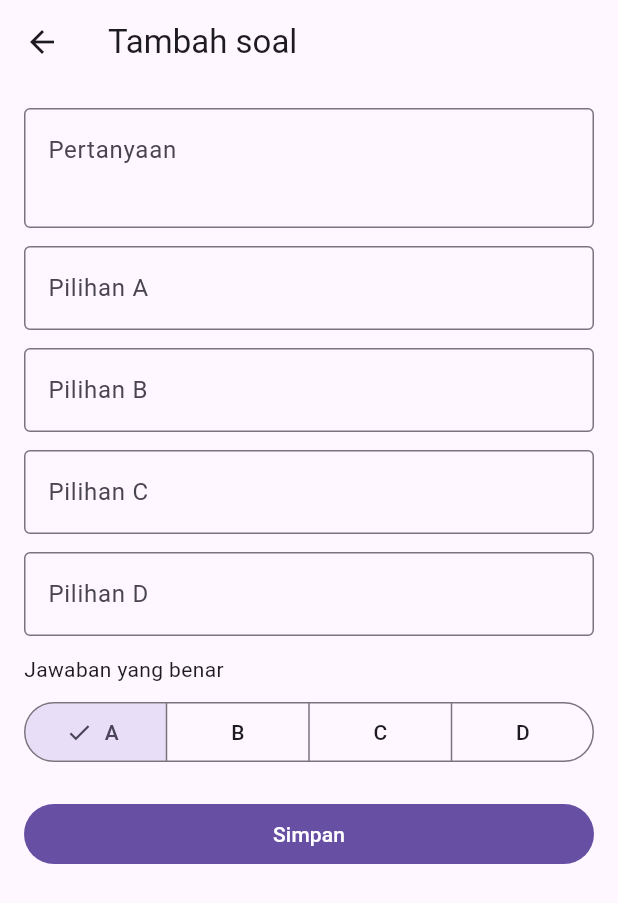
After one commit to NadiaRahmaPutri/project_akhir_pbp, a Flutter app: the KelolaScreen screen opened directly, tab 2 chosen, after a tap on the "add" icon, on a phone screen of 412 x 824 dp. The commit adds this screen. Shown: the top 903 px of the screen. Run offline on Flutter 3.47's test engine with Material 3 defaults, Android fonts, the phone set to English and light mode, and no system bars; our stand-ins replace supabase_flutter; accounts and stored records are empty; network calls fail.

Commit message:
Tambah kelola materi dan soal untuk guru (CRUD) dan impor Open Trivia DB

```diff
--- a/lib/screens/home_screen.dart
+++ b/lib/screens/home_screen.dart
@@ -1,3 +1,4 @@
+import 'kelola_screen.dart';
 import 'package:flutter/material.dart';
 import '../services/supabase_service.dart';
 import '../widgets/error_view.dart';
@@ -90,8 +91,9 @@ class _HomeScreenState extends State<HomeScreen> {
                     title: const Text('Kelola materi dan soal'),
                     subtitle: const Text('Khusus guru'),
                     trailing: const Icon(Icons.chevron_right),
-                    onTap: () => ScaffoldMessenger.of(context).showSnackBar(
-                      const SnackBar(content: Text('Fitur ini dibuat minggu depan.')),
+                    onTap: () => Navigator.push(
+                    context,
+                    MaterialPageRoute(builder: (_) => const KelolaScreen()),
                     ),
                   ),
                 ),
--- /dev/null
+++ b/lib/screens/kelola_screen.dart
@@ -0,0 +1,315 @@
+import 'package:flutter/material.dart';
+import '../models/materi.dart';
+import '../models/soal.dart';
+import '../services/kelola_service.dart';
+import '../services/supabase_service.dart';
+import '../services/trivia_service.dart';
+import '../widgets/error_view.dart';
+import 'materi_form_screen.dart';
+import 'soal_form_screen.dart';
+
+void _pesan(BuildContext context, String teks) {
+  ScaffoldMessenger.of(context).showSnackBar(SnackBar(content: Text(teks)));
+}
+
+Future<bool> _konfirmasiHapus(BuildContext context, String nama) async {
+  final hasil = await showDialog<bool>(
+    context: context,
+    builder: (ctx) => AlertDialog(
+      title: const Text('Hapus data?'),
+      content: Text('"$nama" akan dihapus permanen.'),
+      actions: [
+        TextButton(
+          onPressed: () => Navigator.pop(ctx, false),
+          child: const Text('Batal'),
+        ),
+        FilledButton(
+          onPressed: () => Navigator.pop(ctx, true),
+          child: const Text('Hapus'),
+        ),
+      ],
+    ),
+  );
+  return hasil == true;
+}
+
+/// Halaman khusus guru: kelola materi dan soal.
+class KelolaScreen extends StatelessWidget {
+  const KelolaScreen({super.key});
+
+  @override
+  Widget build(BuildContext context) {
+    return DefaultTabController(
+      length: 2,
+      child: Scaffold(
+        appBar: AppBar(
+          title: const Text('Kelola materi dan soal'),
+          bottom: const TabBar(
+            tabs: [Tab(text: 'Materi'), Tab(text: 'Soal')],
+          ),
+        ),
+        body: const TabBarView(children: [_TabMateri(), _TabSoal()]),
+      ),
+    );
+  }
+}
+
+// ======================= TAB MATERI =======================
+class _TabMateri extends StatefulWidget {
+  const _TabMateri();
+
+  @override
+  State<_TabMateri> createState() => _TabMateriState();
+}
+
+class _TabMateriState extends State<_TabMateri> {
+  late Future<List<Materi>> _future = SupabaseService.fetchMateri();
+
+  void _muat() {
+    setState(() {
+      _future = SupabaseService.fetchMateri();
+    });
+  }
+
+  Future<void> _buka([Materi? materi]) async {
+    final berubah = await Navigator.push<bool>(
+      context,
+      MaterialPageRoute(builder: (_) => MateriFormScreen(materi: materi)),
+    );
+    if (berubah == true && mounted) _muat();
+  }
+
+  Future<void> _hapus(Materi m) async {
+    final yakin = await _konfirmasiHapus(context, m.judul);
+    if (!yakin || !mounted) return;
+    try {
+      await KelolaService.hapusMateri(m.id);
+      if (!mounted) return;
+      _pesan(context, 'Materi dihapus.');
+      _muat();
+    } catch (e) {
+      debugPrint('HAPUS MATERI ERROR: $e');
+      if (!mounted) return;
+      _pesan(context, 'Gagal menghapus materi: $e');
+    }
+  }
+
+  @override
+  Widget build(BuildContext context) {
+    return Scaffold(
+      floatingActionButton: FloatingActionButton(
+        tooltip: 'Tambah materi',
+        onPressed: () => _buka(),
+        child: const Icon(Icons.add),
+      ),
+      body: FutureBuilder<List<Materi>>(
+        future: _future,
+        builder: (context, snapshot) {
+          if (snapshot.connectionState != ConnectionState.done) {
+            return const Center(child: CircularProgressIndicator());
+          }
+          if (snapshot.hasError) {
+            return ErrorView(onRetry: _muat);
+          }
+          final daftar = snapshot.data ?? [];
+          if (daftar.isEmpty) {
+            return const Center(
+              child: Text('Belum ada materi. Tekan + untuk menambah.'),
+            );
+          }
+          return ListView.builder(
+            padding: const EdgeInsets.fromLTRB(16, 16, 16, 88),
+            itemCount: daftar.length,
+            itemBuilder: (context, i) {
+              final m = daftar[i];
+              return Card(
+                child: ListTile(
+                  title: Text(m.judul),
+                  subtitle: Text(
+                    m.ringkasan,
+                    maxLines: 2,
+                    overflow: TextOverflow.ellipsis,
+                  ),
+                  onTap: () => _buka(m),
+                  trailing: Row(
+                    mainAxisSize: MainAxisSize.min,
+                    children: [
+                      IconButton(
+                        tooltip: 'Ubah',
+                        icon: const Icon(Icons.edit),
+                        onPressed: () => _buka(m),
+                      ),
+                      IconButton(
+                        tooltip: 'Hapus',
+                        icon: const Icon(Icons.delete_outline),
+                        onPressed: () => _hapus(m),
+                      ),
+                    ],
+                  ),
+                ),
+              );
+            },
+          );
+        },
+      ),
+    );
+  }
+}
+
+// ======================= TAB SOAL =======================
+class _TabSoal extends StatefulWidget {
+  const _TabSoal();
+
+  @override
+  State<_TabSoal> createState() => _TabSoalState();
+}
+
+class _TabSoalState extends State<_TabSoal> {
+  late Future<List<Soal>> _future = SupabaseService.fetchSoal();
+  bool _mengimpor = false;
+
+  void _muat() {
+    setState(() {
+      _future = SupabaseService.fetchSoal();
+    });
+  }
+
+  Future<void> _buka([Soal? soal]) async {
+    final berubah = await Navigator.push<bool>(
+      context,
+      MaterialPageRoute(builder: (_) => SoalFormScreen(soal: soal)),
+    );
+    if (berubah == true && mounted) _muat();
+  }
+
+  Future<void> _hapus(Soal s) async {
+    final yakin = await _konfirmasiHapus(context, s.pertanyaan);
+    if (!yakin || !mounted) return;
+    try {
+      await KelolaService.hapusSoal(s.id);
+      if (!mounted) return;
+      _pesan(context, 'Soal dihapus.');
+      _muat();
+    } catch (e) {
+      debugPrint('HAPUS SOAL ERROR: $e');
+      if (!mounted) return;
+      _pesan(context, 'Gagal menghapus soal: $e');
+    }
+  }
+
+  /// Mengambil 5 soal dari REST API Open Trivia DB lalu menyimpannya ke Supabase.
+  Future<void> _impor() async {
+    setState(() => _mengimpor = true);
+    try {
+      final daftar = await TriviaService.ambilSoal(jumlah: 5);
+      await KelolaService.imporSoal(daftar);
+      if (!mounted) return;
+      _pesan(context, '${daftar.length} soal berhasil diimpor.');
+      _muat();
+    } on TriviaException catch (e) {
+      if (!mounted) return;
+      _pesan(context, e.pesan);
+    } catch (e) {
+      debugPrint('IMPOR SOAL ERROR: $e');
+      if (!mounted) return;
+      _pesan(context, 'Gagal menyimpan soal: $e');
+    } finally {
+      if (mounted) setState(() => _mengimpor = false);
+    }
+  }
+
+  String _jawabanBenar(Soal s) {
+    if (s.jawabanBenar >= 0 && s.jawabanBenar < s.pilihan.length) {
+      return s.pilihan[s.jawabanBenar];
+    }
+    return '-';
+  }
+
+  @override
+  Widget build(BuildContext context) {
+    return Scaffold(
+      floatingActionButton: FloatingActionButton(
+        tooltip: 'Tambah soal',
+        onPressed: () => _buka(),
+        child: const Icon(Icons.add),
+      ),
+      body: Column(
+        children: [
+          Padding(
+            padding: const EdgeInsets.fromLTRB(16, 16, 16, 0),
+            child: SizedBox(
+              width: double.infinity,
+              child: OutlinedButton.icon(
+                onPressed: _mengimpor ? null : _impor,
+                icon: _mengimpor
+                    ? const SizedBox(
+                        height: 16,
+                        width: 16,
+                        child: CircularProgressIndicator(strokeWidth: 2),
+                      )
+                    : const Icon(Icons.cloud_download),
+                label: const Text('Impor 5 soal dari Open Trivia DB'),
+              ),
+            ),
+          ),
+          Expanded(
+            child: FutureBuilder<List<Soal>>(
+              future: _future,
+              builder: (context, snapshot) {
+                if (snapshot.connectionState != ConnectionState.done) {
+                  return const Center(child: CircularProgressIndicator());
+                }
+                if (snapshot.hasError) {
+                  return ErrorView(onRetry: _muat);
+                }
+                final daftar = snapshot.data ?? [];
+                if (daftar.isEmpty) {
+                  return const Center(
+                    child: Text('Belum ada soal. Tekan + untuk menambah.'),
+                  );
+                }
+                return ListView.builder(
+                  padding: const EdgeInsets.fromLTRB(16, 16, 16, 88),
+                  itemCount: daftar.length,
+                  itemBuilder: (context, i) {
+                    final s = daftar[i];
+                    return Card(
+                      child: ListTile(
+                        title: Text(
+                          s.pertanyaan,
+                          maxLines: 2,
+                          overflow: TextOverflow.ellipsis,
+                        ),
+                        subtitle: Text(
+                          'Jawaban benar: ${_jawabanBenar(s)}',
+                          maxLines: 1,
+                          overflow: TextOverflow.ellipsis,
+                        ),
+                        onTap: () => _buka(s),
+                        trailing: Row(
+                          mainAxisSize: MainAxisSize.min,
+                          children: [
+                            IconButton(
+                              tooltip: 'Ubah',
+                              icon: const Icon(Icons.edit),
+                              onPressed: () => _buka(s),
+                            ),
+                            IconButton(
+                              tooltip: 'Hapus',
+                              icon: const Icon(Icons.delete_outline),
+                              onPressed: () => _hapus(s),
+                            ),
+                          ],
+                        ),
+                      ),
+                    );
+                  },
+                );
+              },
+            ),
+          ),
+        ],
+      ),
+    );
+  }
+}
--- /dev/null
+++ b/lib/screens/soal_form_screen.dart
@@ -0,0 +1,133 @@
+import 'package:flutter/material.dart';
+import '../models/soal.dart';
+import '../services/kelola_service.dart';
+
+/// Form tambah soal (soal == null) atau ubah soal. Empat pilihan, satu benar.
+class SoalFormScreen extends StatefulWidget {
+  final Soal? soal;
+
+  const SoalFormScreen({super.key, this.soal});
+
+  @override
+  State<SoalFormScreen> createState() => _SoalFormScreenState();
+}
+
+class _SoalFormScreenState extends State<SoalFormScreen> {
+  static const _huruf = ['A', 'B', 'C', 'D'];
+
+  final _formKey = GlobalKey<FormState>();
+  late final TextEditingController _pertanyaanC =
+      TextEditingController(text: widget.soal?.pertanyaan ?? '');
+  late final List<TextEditingController> _pilihanC = List.generate(4, (i) {
+    final s = widget.soal;
+    final teks = (s != null && i < s.pilihan.length) ? s.pilihan[i] : '';
+    return TextEditingController(text: teks);
+  });
+  late int _benar = _awalBenar();
+  bool _menyimpan = false;
+
+  bool get _edit => widget.soal != null;
+
+  int _awalBenar() {
+    final b = widget.soal?.jawabanBenar ?? 0;
+    return (b >= 0 && b <= 3) ? b : 0;
+  }
+
+  @override
+  void dispose() {
+    _pertanyaanC.dispose();
+    for (final c in _pilihanC) {
+      c.dispose();
+    }
+    super.dispose();
+  }
+
+  Future<void> _simpan() async {
+    if (!_formKey.currentState!.validate()) return;
+    setState(() => _menyimpan = true);
+
+    final pertanyaan = _pertanyaanC.text.trim();
+    final pilihan = _pilihanC.map((c) => c.text.trim()).toList();
+
+    try {
+      if (_edit) {
+        await KelolaService.ubahSoal(widget.soal!.id, pertanyaan, pilihan, _benar);
+      } else {
+        await KelolaService.tambahSoal(pertanyaan, pilihan, _benar);
+      }
+      if (!mounted) return;
+      Navigator.pop(context, true);
+    } catch (_) {
+      if (!mounted) return;
+      ScaffoldMessenger.of(context).showSnackBar(
+        const SnackBar(content: Text('Gagal menyimpan. Periksa koneksi internet.')),
+      );
+      setState(() => _menyimpan = false);
+    }
+  }
+
+  @override
+  Widget build(BuildContext context) {
+    return Scaffold(
+      appBar: AppBar(title: Text(_edit ? 'Ubah soal' : 'Tambah soal')),
+      body: Form(
+        key: _formKey,
+        child: ListView(
+          padding: const EdgeInsets.all(16),
+          children: [
+            TextFormField(
+              controller: _pertanyaanC,
+              minLines: 2,
+              maxLines: 5,
+              decoration: const InputDecoration(
+                labelText: 'Pertanyaan',
+                alignLabelWithHint: true,
+                border: OutlineInputBorder(),
+              ),
+              validator: (v) => (v == null || v.trim().isEmpty)
+                  ? 'Pertanyaan wajib diisi'
+                  : null,
+            ),
+            const SizedBox(height: 12),
+            for (var i = 0; i < 4; i++) ...[
+              TextFormField(
+                controller: _pilihanC[i],
+                decoration: InputDecoration(
+                  labelText: 'Pilihan ${_huruf[i]}',
+                  border: const OutlineInputBorder(),
+                ),
+                validator: (v) => (v == null || v.trim().isEmpty)
+                    ? 'Pilihan ${_huruf[i]} wajib diisi'
+                    : null,
+              ),
+              const SizedBox(height: 12),
+            ],
+            const Text('Jawaban yang benar'),
+            const SizedBox(height: 8),
+            SegmentedButton<int>(
+              segments: const [
+                ButtonSegment(value: 0, label: Text('A')),
+                ButtonSegment(value: 1, label: Text('B')),
+                ButtonSegment(value: 2, label: Text('C')),
+                ButtonSegment(value: 3, label: Text('D')),
+              ],
+              selected: {_benar},
+              onSelectionChanged: (s) => setState(() => _benar = s.first),
+            ),
+            const SizedBox(height: 20),
+            FilledButton(
+              onPressed: _menyimpan ? null : _simpan,
+              child: _menyimpan
+                  ? const SizedBox(
+                      height: 20,
+                      width: 20,
+                      child: CircularProgressIndicator(strokeWidth: 2),
+                    )
+                  : const Text('Simpan'),
+            ),
+          ],
+        ),
+      ),
+    );
+  }
+}
--- /dev/null
+++ b/lib/services/kelola_service.dart
@@ -0,0 +1,63 @@
+import 'package:supabase_flutter/supabase_flutter.dart';
+import 'trivia_service.dart';
+
+/// Operasi tambah, ubah, dan hapus (CRUD) materi dan soal.
+/// Hanya berhasil untuk akun berperan 'guru' karena dibatasi RLS di database.
+class KelolaService {
+  static SupabaseClient get _db => Supabase.instance.client;
+
+  // ---------- Materi ----------
+  static Future<void> tambahMateri(String judul, String ringkasan, String isi) async {
+    await _db.from('materi').insert({
+      'judul': judul,
+      'ringkasan': ringkasan,
+      'isi': isi,
+    });
+  }
+
+  static Future<void> ubahMateri(int id, String judul, String ringkasan, String isi) async {
+    await _db.from('materi').update({
+      'judul': judul,
+      'ringkasan': ringkasan,
+      'isi': isi,
+    }).eq('id', id);
+  }
+
+  static Future<void> hapusMateri(int id) async {
+    await _db.from('materi').delete().eq('id', id);
+  }
+
+  // ---------- Soal ----------
+  static Future<void> tambahSoal(String pertanyaan, List<String> pilihan, int jawabanBenar) async {
+    await _db.from('soal').insert({
+      'pertanyaan': pertanyaan,
+      'pilihan': pilihan,
+      'jawaban_benar': jawabanBenar,
+    });
+  }
+
+  static Future<void> ubahSoal(int id, String pertanyaan, List<String> pilihan, int jawabanBenar) async {
+    await _db.from('soal').update({
+      'pertanyaan': pertanyaan,
+      'pilihan': pilihan,
+      'jawaban_benar': jawabanBenar,
+    }).eq('id', id);
+  }
+
+  static Future<void> hapusSoal(int id) async {
+    await _db.from('soal').delete().eq('id', id);
+  }
+
+  /// Menyimpan beberapa soal sekaligus (hasil impor dari Open Trivia DB).
+  static Future<void> imporSoal(List<SoalImpor> daftar) async {
+    await _db.from('soal').insert(
+          daftar
+              .map((s) => {
+                    'pertanyaan': s.pertanyaan,
+                    'pilihan': s.pilihan,
+                    'jawaban_benar': s.jawabanBenar,
+                  })
+              .toList(),
+        );
+  }
+}
--- /dev/null
+++ b/lib/services/trivia_service.dart
@@ -0,0 +1,83 @@
+import 'dart:convert';
+import 'dart:math';
+import 'package:http/http.dart' as http;
+
+/// Soal hasil ambil dari Open Trivia DB, sudah dalam format aplikasi kita.
+class SoalImpor {
+  final String pertanyaan;
+  final List<String> pilihan;
+  final int jawabanBenar; // indeks pilihan yang benar (mulai 0)
+
+  const SoalImpor({
+    required this.pertanyaan,
+    required this.pilihan,
+    required this.jawabanBenar,
+  });
+}
+
+class TriviaException implements Exception {
+  final String pesan;
+  TriviaException(this.pesan);
+
+  @override
+  String toString() => pesan;
+}
+
+/// Integrasi REST API pihak ketiga: https://opentdb.com (tanpa API key).
+/// Batas layanan: 1 permintaan per 5 detik per alamat IP.
+class TriviaService {
+  static const int _kategoriKomputer = 18; // Science: Computers
+
+  static Future<http.Response> _kirim(Uri uri) async {
+    try {
+      return await http.get(uri).timeout(const Duration(seconds: 15));
+    } catch (_) {
+      throw TriviaException(
+        'Tidak bisa terhubung ke Open Trivia DB. Periksa koneksi internet.',
+      );
+    }
+  }
+
+  static String _dekode(String teks) => Uri.decodeComponent(teks);
+
+  static Future<List<SoalImpor>> ambilSoal({int jumlah = 5}) async {
+    final uri = Uri.https('opentdb.com', '/api.php', {
+      'amount': '$jumlah',
+      'category': '$_kategoriKomputer',
+      'type': 'multiple',
+      'encode': 'url3986', // teks dikodekan agar karakter khusus aman
+    });
+
+    final res = await _kirim(uri);
+
+    if (res.statusCode == 429) {
+      throw TriviaException('Terlalu sering meminta soal. Tunggu 5 detik, lalu coba lagi.');
+    }
+    if (res.statusCode != 200) {
+      throw TriviaException('Open Trivia DB gagal merespons (kode ${res.statusCode}).');
+    }
+
+    final data = jsonDecode(res.body) as Map<String, dynamic>;
+    final kode = data['response_code'];
+    if (kode == 5) {
+      throw TriviaException('Terlalu sering meminta soal. Tunggu 5 detik, lalu coba lagi.');
+    }
+    if (kode != 0) {
+      throw TriviaException('Tidak ada soal yang bisa diambil saat ini.');
+    }
+
+    final acak = Random();
+    final hasil = (data['results'] as List).cast<Map<String, dynamic>>();
+
+    return hasil.map((m) {
+      final benar = _dekode(m['correct_answer'] as String);
+      final salah = (m['incorrect_answers'] as List).map((e) => _dekode(e as String));
+      final pilihan = <String>[benar, ...salah]..shuffle(acak);
+      return SoalImpor(
+        pertanyaan: _dekode(m['question'] as String),
+        pilihan: pilihan,
+        jawabanBenar: pilihan.indexOf(benar),
+      );
+    }).toList();
+  }
+}
--- a/pubspec.yaml
+++ b/pubspec.yaml
@@ -35,6 +35,7 @@ dependencies:
   # Use with the CupertinoIcons class for iOS style icons.
   cupertino_icons: ^1.0.8
   supabase_flutter: ^2.18.3
+  http: ^1.6.0
 
 dev_dependencies:
   flutter_test:
```
Also changed, not shown: lib/screens/materi_form_screen.dart (added, +116 -0 lines), pubspec.lock.
